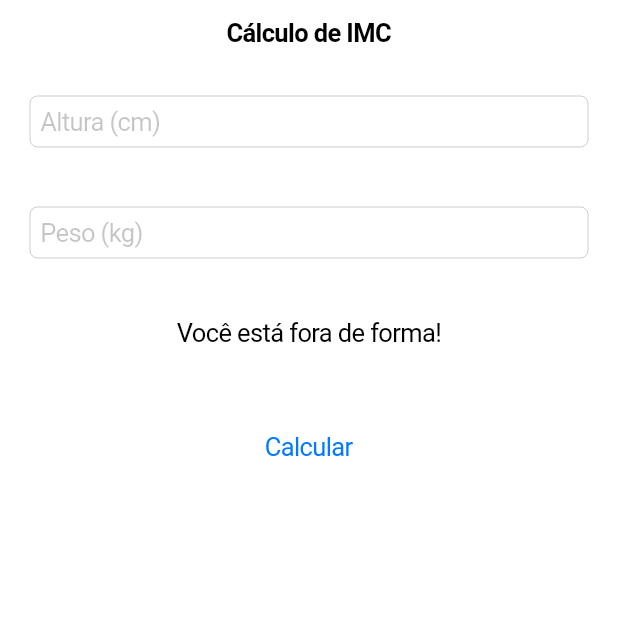
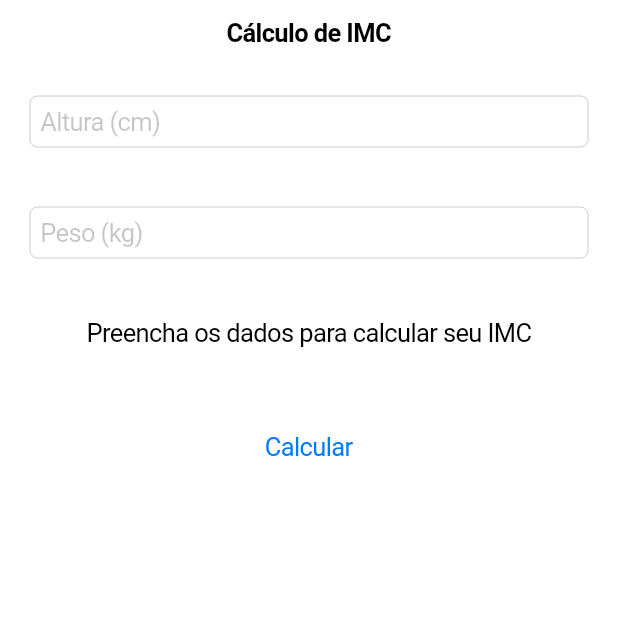
Before and after one commit to cesarbassani/flutter_app_imc, a Flutter app: the screen it shows after launch, on a phone screen of 412 x 824 dp, the top half of it. Run offline on Flutter 3.47's test engine with Material 2 defaults, Android fonts, the phone set to English and light mode, and no system bars; our stand-ins replace flutter_masked_text.

Commit message:
Bloc para calcular IMC

```diff
--- /dev/null
+++ b/lib/blocs/imc.bloc.dart
@@ -0,0 +1,27 @@
+import 'package:flutter_masked_text/flutter_masked_text.dart';
+
+class ImcBloc {
+  var heightCtrl = new MaskedTextController(mask: '000');
+  var weightCtrl = new MaskedTextController(mask: '000');
+  var result = "Preencha os dados para calcular seu IMC";
+
+  calculate() {
+    double weight = double.parse(weightCtrl.text);
+    double height = double.parse(heightCtrl.text);
+    double imc = weight / (height * height);
+
+    if (imc < 18.6) {
+      result = "Abaixo do Peso (${imc.toStringAsPrecision(2)})";
+    } else if (imc >= 18.6 && imc <= 24.9) {
+      result = "Peso ideal (${imc.toStringAsExponential(2)})";
+    } else if (imc >= 24.9 && imc <= 29.9) {
+      result = "Levemente acima do peso (${imc.toStringAsExponential(2)})";
+    } else if (imc >= 29.9 && imc <= 34.9) {
+      result = "Obesidade Grau I (${imc.toStringAsExponential(2)})";
+    } else if (imc >= 34.9 && imc <= 39.9) {
+      result = "Obesidade Grau II (${imc.toStringAsExponential(2)})";
+    } else if (imc >= 40) {
+      result = "Obesidade Grau III (${imc.toStringAsExponential(2)})";
+    }
+  }
+}
--- a/lib/ui/ios/pages/home.page.dart
+++ b/lib/ui/ios/pages/home.page.dart
@@ -1,4 +1,5 @@
 import 'package:flutter/cupertino.dart';
+import 'package:imc/blocs/imc.bloc.dart';
 
 class HomePage extends StatefulWidget {
   @override
@@ -6,6 +7,8 @@ class HomePage extends StatefulWidget {
 }
 
 class _HomePageState extends State<HomePage> {
+  var bloc = new ImcBloc();
+
   @override
   Widget build(BuildContext context) {
     return CupertinoPageScaffold(
@@ -18,6 +21,7 @@ class _HomePageState extends State<HomePage> {
             padding: EdgeInsets.all(20),
             child: CupertinoTextField(
               placeholder: "Altura (cm)",
+              controller: bloc.heightCtrl,
               keyboardType: TextInputType.number,
             ),
           ),
@@ -25,13 +29,14 @@ class _HomePageState extends State<HomePage> {
             padding: EdgeInsets.all(20),
             child: CupertinoTextField(
               placeholder: "Peso (kg)",
+              controller: bloc.weightCtrl,
               keyboardType: TextInputType.number,
             ),
           ),
           Padding(
             padding: EdgeInsets.all(20),
             child: Text(
-              "Você está fora de forma!",
+              bloc.result,
               textAlign: TextAlign.center,
             ),
           ),
@@ -41,7 +46,11 @@ class _HomePageState extends State<HomePage> {
               child: Text(
                 "Calcular",
               ),
-              onPressed: () {},
+              onPressed: () {
+                setState(() {
+                  bloc.calculate();
+                });
+              },
             ),
           ),
         ],
```
Also changed, not shown: lib/ui/android/pages/home.page.dart (+11 -2 lines).
